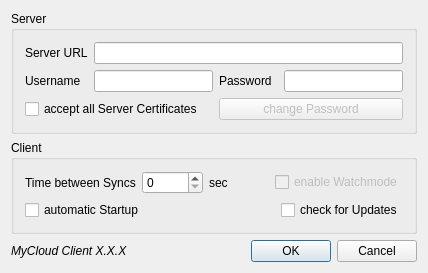
Above: trunk/Client/src/QtClient/qtSettingsDialog.ui from psieg/MyCloud before the change. Below: the same form after it.
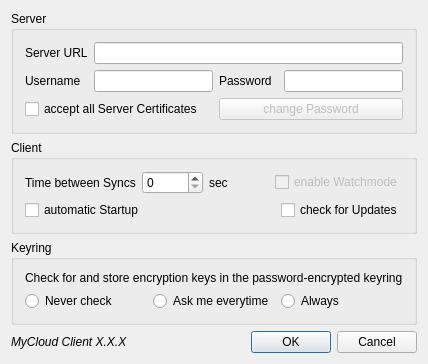
That is the form after the change. Icons and pictures are not drawn.

Commit message: Add a keyring-setting, not used yet (#28)

The edit to the form file:
```diff
--- a/trunk/Client/src/QtClient/qtSettingsDialog.ui
+++ b/trunk/Client/src/QtClient/qtSettingsDialog.ui
@@ -7,7 +7,7 @@
     <x>0</x>
     <y>0</y>
     <width>428</width>
-    <height>244</height>
+    <height>300</height>
    </rect>
   </property>
   <property name="sizePolicy">
@@ -27,6 +27,91 @@
    <bool>false</bool>
   </property>
   <layout class="QGridLayout" name="gridLayout_3">
+   <item row="3" column="2">
+    <widget class="QPushButton" name="okButton">
+     <property name="sizePolicy">
+      <sizepolicy hsizetype="Fixed" vsizetype="Fixed">
+       <horstretch>0</horstretch>
+       <verstretch>0</verstretch>
+      </sizepolicy>
+     </property>
+     <property name="text">
+      <string>OK</string>
+     </property>
+     <property name="default">
+      <bool>true</bool>
+     </property>
+    </widget>
+   </item>
+   <item row="3" column="3">
+    <widget class="QPushButton" name="cancelButton">
+     <property name="text">
+      <string>Cancel</string>
+     </property>
+    </widget>
+   </item>
+   <item row="3" column="0">
+    <widget class="QLabel" name="versionLabel">
+     <property name="font">
+      <font>
+       <italic>true</italic>
+      </font>
+     </property>
+     <property name="text">
+      <string>MyCloud Client X.X.X</string>
+     </property>
+    </widget>
+   </item>
+   <item row="3" column="1">
+    <spacer name="horizontalSpacer">
+     <property name="orientation">
+      <enum>Qt::Horizontal</enum>
+     </property>
+     <property name="sizeHint" stdset="0">
+      <size>
+       <width>131</width>
+       <height>20</height>
+      </size>
+     </property>
+    </spacer>
+   </item>
+   <item row="2" column="0" colspan="4">
+    <widget class="QGroupBox" name="groupBox_3">
+     <property name="title">
+      <string>Keyring</string>
+     </property>
+     <layout class="QGridLayout" name="gridLayout_2">
+      <item row="1" column="0">
+       <widget class="QRadioButton" name="keyringNeverButton">
+        <property name="text">
+         <string>Never check</string>
+        </property>
+       </widget>
+      </item>
+      <item row="1" column="1">
+       <widget class="QRadioButton" name="keyringAskButton">
+        <property name="text">
+         <string>Ask me everytime</string>
+        </property>
+       </widget>
+      </item>
+      <item row="1" column="2">
+       <widget class="QRadioButton" name="keyringAlwaysButton">
+        <property name="text">
+         <string>Always</string>
+        </property>
+       </widget>
+      </item>
+      <item row="0" column="0" colspan="3">
+       <widget class="QLabel" name="label_6">
+        <property name="text">
+         <string>Check for and store encryption keys in the password-encrypted keyring</string>
+        </property>
+       </widget>
+      </item>
+     </layout>
+    </widget>
+   </item>
    <item row="0" column="0" colspan="4">
     <widget class="QGroupBox" name="groupBox">
      <property name="title">
@@ -90,54 +175,6 @@
      </layout>
     </widget>
    </item>
-   <item row="2" column="3">
-    <widget class="QPushButton" name="cancelButton">
-     <property name="text">
-      <string>Cancel</string>
-     </property>
-    </widget>
-   </item>
-   <item row="2" column="0">
-    <widget class="QLabel" name="versionLabel">
-     <property name="font">
-      <font>
-       <italic>true</italic>
-      </font>
-     </property>
-     <property name="text">
-      <string>MyCloud Client X.X.X</string>
-     </property>
-    </widget>
-   </item>
-   <item row="2" column="1">
-    <spacer name="horizontalSpacer">
-     <property name="orientation">
-      <enum>Qt::Horizontal</enum>
-     </property>
-     <property name="sizeHint" stdset="0">
-      <size>
-       <width>131</width>
-       <height>20</height>
-      </size>
-     </property>
-    </spacer>
-   </item>
-   <item row="2" column="2">
-    <widget class="QPushButton" name="okButton">
-     <property name="sizePolicy">
-      <sizepolicy hsizetype="Fixed" vsizetype="Fixed">
-       <horstretch>0</horstretch>
-       <verstretch>0</verstretch>
-      </sizepolicy>
-     </property>
-     <property name="text">
-      <string>OK</string>
-     </property>
-     <property name="default">
-      <bool>true</bool>
-     </property>
-    </widget>
-   </item>
    <item row="1" column="0" colspan="4">
     <widget class="QGroupBox" name="groupBox_2">
      <property name="title">
```
The commit also changes 4 other files.
